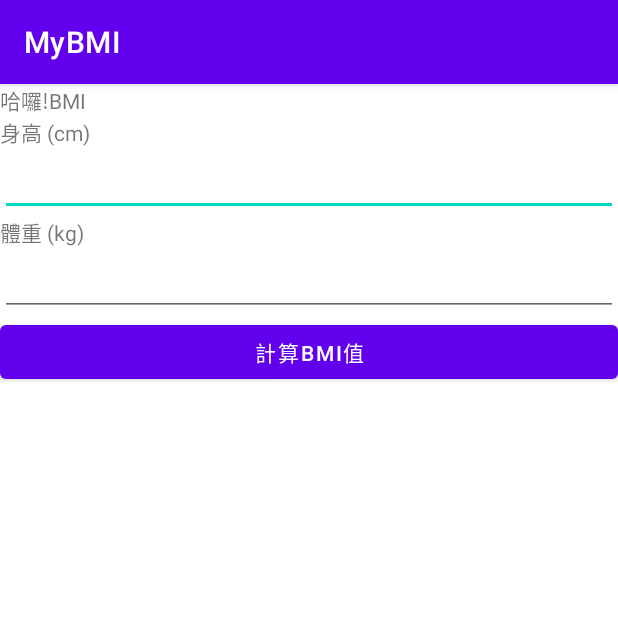
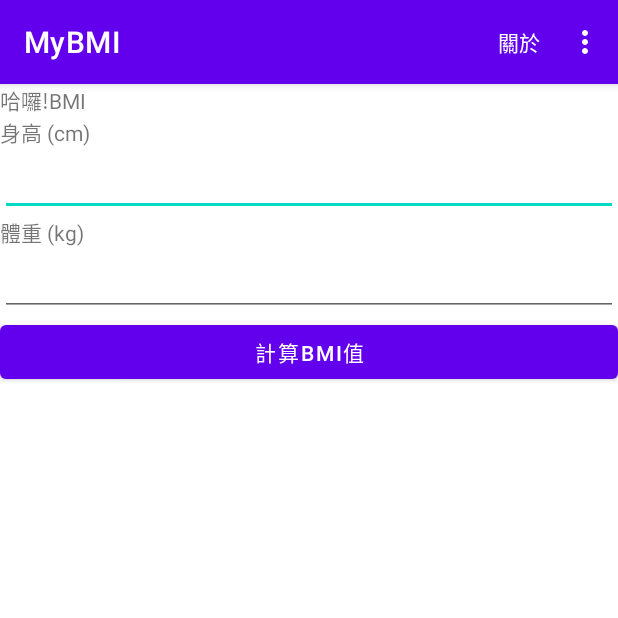
Before and after one commit to smukrty/MyBMI, an Android app: the screen it shows after launch (MainActivity), on a phone screen of 412 x 824 dp, the top half of it. Run offline under Robolectric (Android 15) with nearby library versions, the phone set to English and light mode, and no system bars.

```diff
--- /dev/null
+++ b/app/src/main/res/menu/menu_main.xml
@@ -0,0 +1,20 @@
+<?xml version="1.0" encoding="utf-8"?>
+<menu xmlns:android="http://schemas.android.com/apk/res/android"
+    xmlns:app="http://schemas.android.com/apk/res-auto">
+
+    <item
+        android:id="@+id/action_settings"
+        android:title="設定"
+        app:showAsAction="never"/>
+
+    <item
+        android:id="@+id/action_help"
+        android:title="使用說明"
+        app:showAsAction="never"/>
+
+    <item
+        android:id="@+id/action_about"
+        android:title="關於"
+        app:showAsAction="ifRoom"/>
+
+</menu>
```
Also changed, not shown: app/src/main/java/com/test/mybmi/MainActivity.java (+62 -0 lines).
